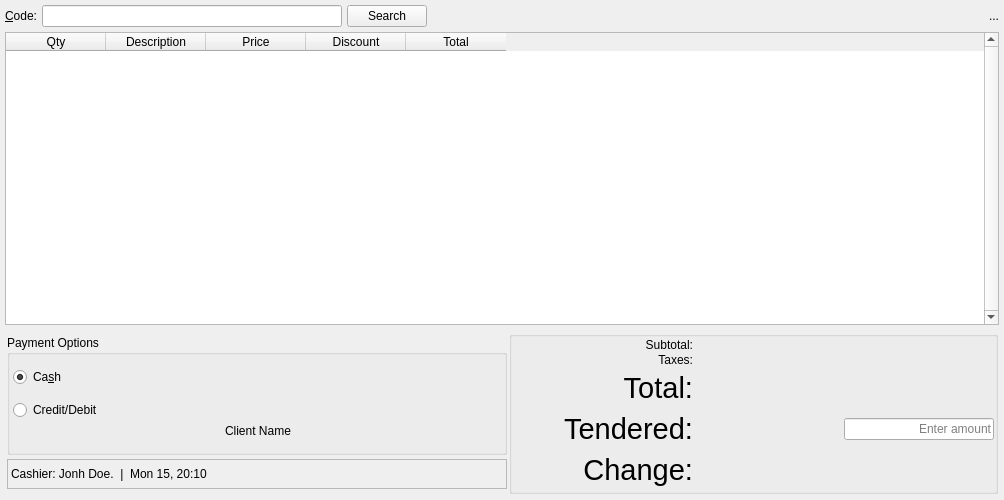
Before: the Qt Designer form ui/mainview.ui in miguelchavez/lemonpy, drawn with Qt 5.
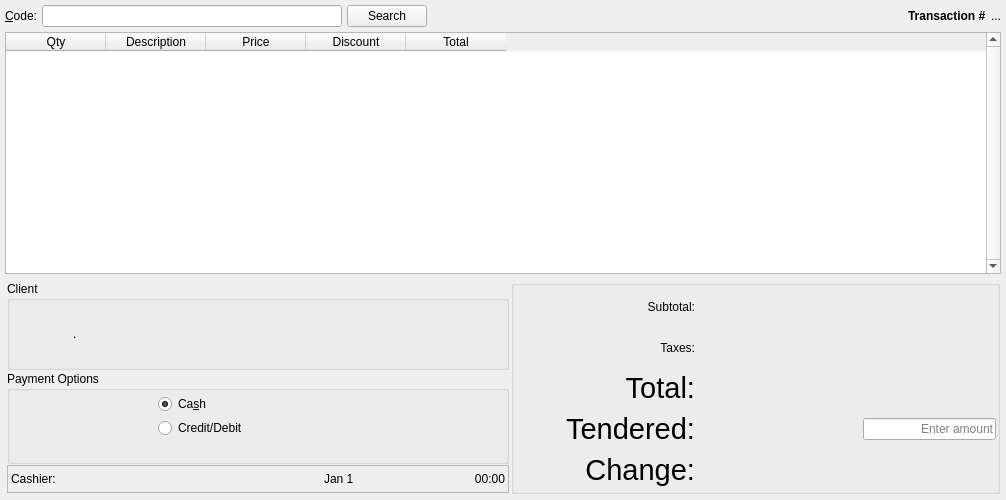
After: the same form once the commit is applied. Icons and pictures are not drawn.

```diff
--- a/ui/mainview.ui
+++ b/ui/mainview.ui
@@ -6,7 +6,7 @@
    <rect>
     <x>0</x>
     <y>0</y>
-    <width>924</width>
+    <width>1006</width>
     <height>500</height>
    </rect>
   </property>
@@ -77,6 +77,13 @@
           </property>
          </spacer>
         </item>
+        <item>
+         <widget class="QLabel" name="lblTransaction">
+          <property name="text">
+           <string>&lt;b&gt;Transaction #&lt;/b&gt;</string>
+          </property>
+         </widget>
+        </item>
         <item>
          <widget class="QLabel" name="lblMainIcon">
           <property name="text">
@@ -186,7 +193,48 @@
            <number>1</number>
           </property>
           <item>
-           <widget class="QGroupBox" name="group_PaymentClient">
+           <widget class="QGroupBox" name="groupClient">
+            <property name="minimumSize">
+             <size>
+              <width>80</width>
+              <height>80</height>
+             </size>
+            </property>
+            <property name="title">
+             <string>Client</string>
+            </property>
+            <layout class="QHBoxLayout" name="horizontalLayout_5">
+             <item>
+              <widget class="QLabel" name="lblClientPhoto">
+               <property name="minimumSize">
+                <size>
+                 <width>48</width>
+                 <height>48</height>
+                </size>
+               </property>
+               <property name="maximumSize">
+                <size>
+                 <width>48</width>
+                 <height>48</height>
+                </size>
+               </property>
+               <property name="text">
+                <string/>
+               </property>
+              </widget>
+             </item>
+             <item>
+              <widget class="QLabel" name="lblClientName">
+               <property name="text">
+                <string>.</string>
+               </property>
+              </widget>
+             </item>
+            </layout>
+           </widget>
+          </item>
+          <item>
+           <widget class="QGroupBox" name="groupPaymentClient">
             <property name="sizePolicy">
              <sizepolicy hsizetype="Minimum" vsizetype="Minimum">
               <horstretch>0</horstretch>
@@ -221,7 +269,7 @@
              <property name="spacing">
               <number>3</number>
              </property>
-             <item row="0" column="0">
+             <item row="0" column="1">
               <layout class="QVBoxLayout" name="verticalLayout_4">
                <property name="spacing">
                 <number>4</number>
@@ -299,50 +347,6 @@
                </item>
               </layout>
              </item>
-             <item row="0" column="1">
-              <widget class="QFrame" name="frame">
-               <property name="minimumSize">
-                <size>
-                 <width>80</width>
-                 <height>80</height>
-                </size>
-               </property>
-               <property name="frameShape">
-                <enum>QFrame::NoFrame</enum>
-               </property>
-               <property name="frameShadow">
-                <enum>QFrame::Raised</enum>
-               </property>
-               <layout class="QVBoxLayout" name="verticalLayout_3">
-                <item>
-                 <widget class="QLabel" name="lblClientPhoto">
-                  <property name="minimumSize">
-                   <size>
-                    <width>48</width>
-                    <height>48</height>
-                   </size>
-                  </property>
-                  <property name="maximumSize">
-                   <size>
-                    <width>48</width>
-                    <height>48</height>
-                   </size>
-                  </property>
-                  <property name="text">
-                   <string/>
-                  </property>
-                 </widget>
-                </item>
-                <item>
-                 <widget class="QLabel" name="lblClientName">
-                  <property name="text">
-                   <string>Client Name</string>
-                  </property>
-                 </widget>
-                </item>
-               </layout>
-              </widget>
-             </item>
             </layout>
            </widget>
           </item>
@@ -367,7 +371,49 @@
              <item>
               <widget class="QLabel" name="lblStatus">
                <property name="text">
-                <string>Cashier: Jonh Doe.  |  Mon 15, 20:10</string>
+                <string>Cashier:</string>
+               </property>
+              </widget>
+             </item>
+             <item>
+              <spacer name="horizontalSpacer_3">
+               <property name="orientation">
+                <enum>Qt::Horizontal</enum>
+               </property>
+               <property name="sizeHint" stdset="0">
+                <size>
+                 <width>40</width>
+                 <height>20</height>
+                </size>
+               </property>
+              </spacer>
+             </item>
+             <item>
+              <widget class="QLabel" name="lblStatusDate">
+               <property name="minimumSize">
+                <size>
+                 <width>100</width>
+                 <height>0</height>
+                </size>
+               </property>
+               <property name="text">
+                <string>Jan 1</string>
+               </property>
+              </widget>
+             </item>
+             <item>
+              <widget class="QLabel" name="lblStatusTime">
+               <property name="minimumSize">
+                <size>
+                 <width>80</width>
+                 <height>0</height>
+                </size>
+               </property>
+               <property name="text">
+                <string>00:00</string>
+               </property>
+               <property name="alignment">
+                <set>Qt::AlignRight|Qt::AlignTrailing|Qt::AlignVCenter</set>
                </property>
               </widget>
              </item>
@@ -662,6 +708,24 @@
                </property>
               </spacer>
              </item>
+             <item>
+              <widget class="QWidget" name="tenderedWidget" native="true">
+               <property name="minimumSize">
+                <size>
+                 <width>32</width>
+                 <height>0</height>
+                </size>
+               </property>
+               <layout class="QHBoxLayout" name="tenderedWidgetLayout">
+                <property name="spacing">
+                 <number>5</number>
+                </property>
+                <property name="margin">
+                 <number>5</number>
+                </property>
+               </layout>
+              </widget>
+             </item>
              <item>
               <widget class="QLineEdit" name="editTendered">
                <property name="sizePolicy">
```
Left out of the diff: 23 changed lines with no effect on the pictures.
